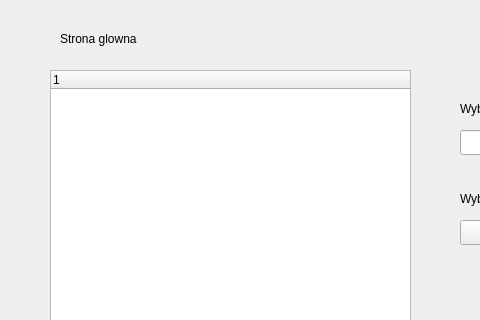
dsamsoniuk/db_manager, file views/main.ui: the form before one commit; both pictures show x 0 to 480 and y 0 to 320 of the 800 by 600 pixel window.
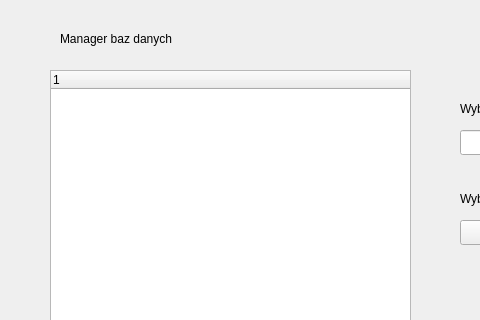
The form after the commit.

What changed in the file:
```diff
--- a/views/main.ui
+++ b/views/main.ui
@@ -24,7 +24,7 @@
      </rect>
     </property>
     <property name="text">
-     <string>Strona glowna</string>
+     <string>Manager baz danych</string>
     </property>
    </widget>
    <widget class="QPushButton" name="showFormAddDb">
```
Left out of the diff: 2 changed lines with no effect on the pictures.
